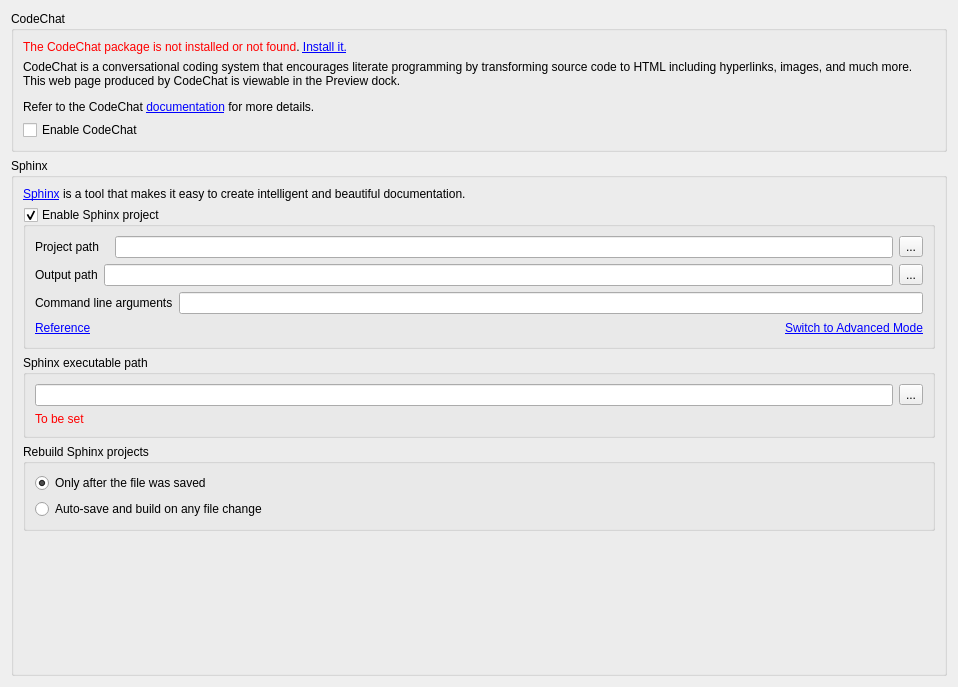
Before: the Qt Designer form enki/plugins/preview/Settings.ui in andreikop/enki, drawn with Qt 5.
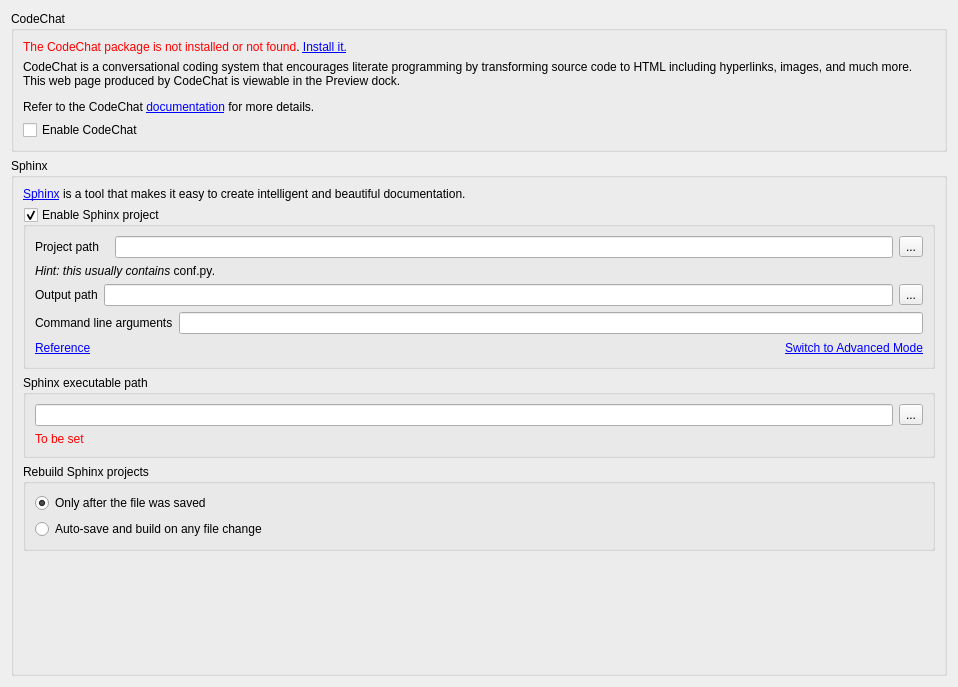
After: the same form once the commit is applied.

Commit message: Add: Hint about where the project path is located.

Patch:
```diff
--- a/enki/plugins/preview/Settings.ui
+++ b/enki/plugins/preview/Settings.ui
@@ -117,6 +117,13 @@
            </item>
           </layout>
          </item>
+         <item>
+          <widget class="QLabel" name="lbSphinxProjectPathHint">
+           <property name="text">
+            <string>&lt;html&gt;&lt;head/&gt;&lt;body&gt;&lt;p&gt;&lt;span style=&quot; font-style:italic;&quot;&gt;Hint: this usually contains &lt;/span&gt;&lt;span style=&quot; font-family:'Courier New,courier';&quot;&gt;conf.py&lt;/span&gt;&lt;span style=&quot; font-style:italic;&quot;&gt;.&lt;/span&gt;&lt;/p&gt;&lt;/body&gt;&lt;/html&gt;</string>
+           </property>
+          </widget>
+         </item>
          <item>
           <layout class="QGridLayout" name="gridLtNotAdvancedSettings">
            <item row="0" column="0">
```
